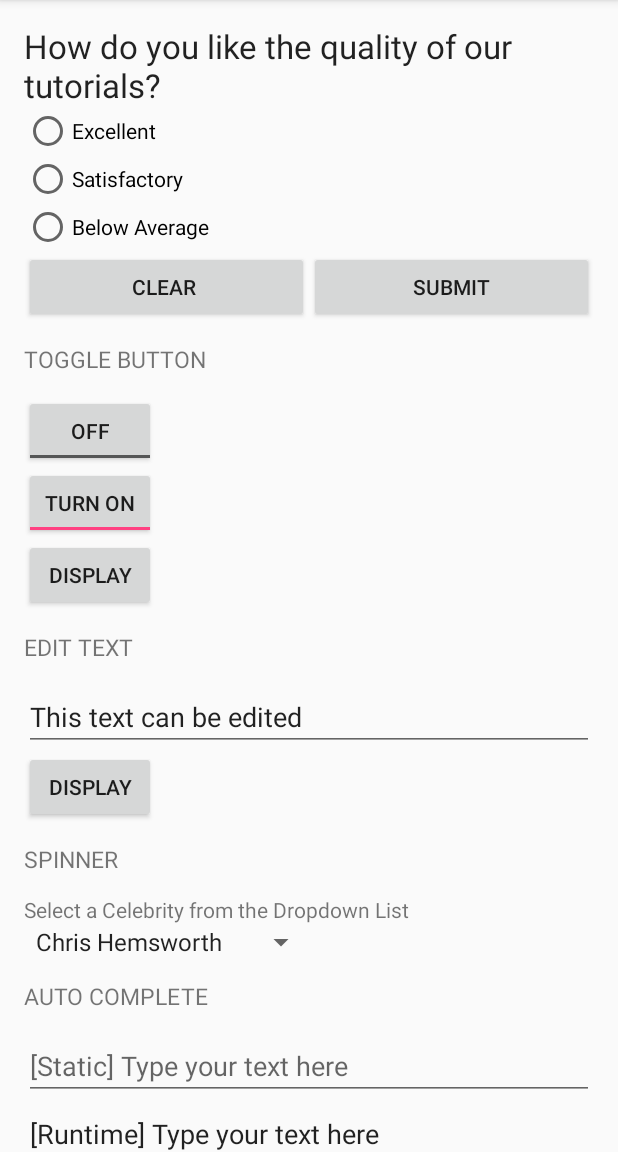
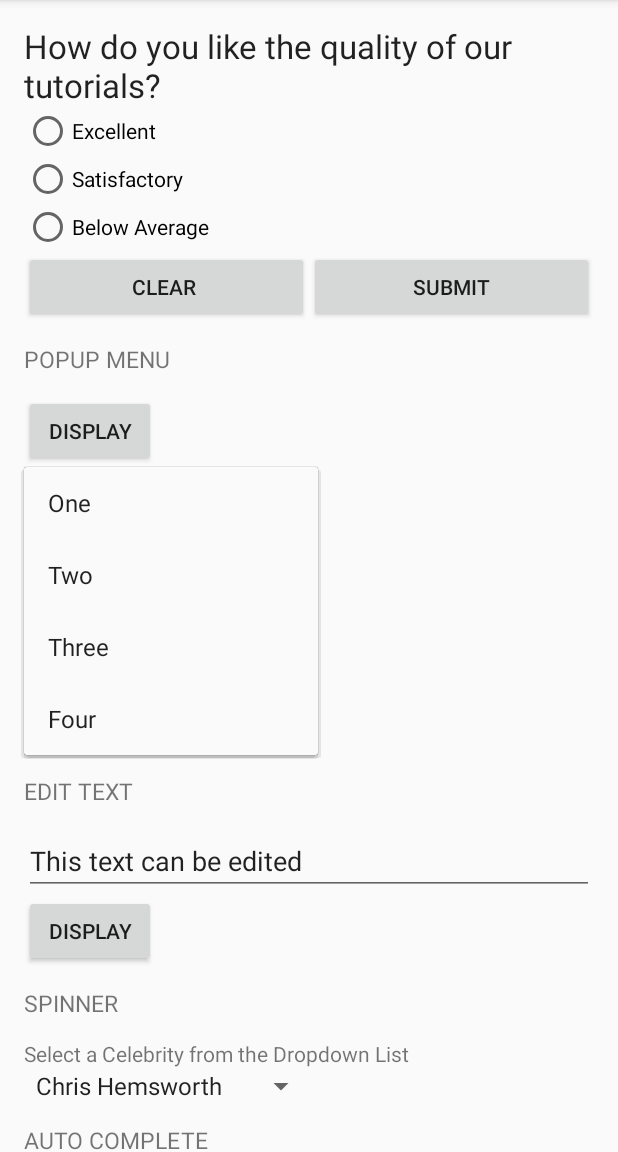
Before and after one commit to lukyth/anything, an Android app: the screen it shows after launch (MainActivity), after a tap on "DISPLAY", on a phone screen of 412 x 824 dp, the part 84-1236 px from its top. Run offline under Robolectric (Android 15) with nearby library versions, the phone set to English and light mode, and no system bars.

Commit message:
Add PopupMenu example

```diff
--- a/app/src/main/java/com/kanitkorn/android/anything/MainActivity.java
+++ b/app/src/main/java/com/kanitkorn/android/anything/MainActivity.java
@@ -14,6 +14,7 @@ import android.widget.Button;
 import android.widget.EditText;
 import android.widget.LinearLayout;
 import android.widget.LinearLayout.LayoutParams;
+import android.widget.PopupMenu;
 import android.widget.RadioButton;
 import android.widget.RadioGroup;
 import android.widget.Spinner;
@@ -26,11 +27,17 @@ import java.util.List;
 public class MainActivity extends AppCompatActivity {
 
     private ToggleButton toggleButton1, toggleButton2;
-    private EditText editText;
+    private EditText editText, editText1;
+    private Button buttonPopupMenu;
 
-    Spinner spinner;
+    private RadioGroup radioGroup;
 
-    String[] celebrities = {
+    private Spinner spinner;
+
+    private List<String> listAutoCompleteRuntime;
+    private AutoCompleteTextView autoCompleteTextViewRuntime;
+
+    private String[] celebrities = {
             "Chris Hemsworth",
             "Jennifer Lawrence",
             "Jessica Alba",
@@ -42,11 +49,7 @@ public class MainActivity extends AppCompatActivity {
             "Vin Diesel"
     };
 
-    List<String> listAutoCompleteRuntime;
-    AutoCompleteTextView autoCompleteTextViewRuntime;
-
-    String str[] = {"Arun", "Mathev", "Vishnu", "Vishal", "Arjun", "Arul", "Balaji", "Babu", "Boopathy", "Godwin", "Nagaraj"};
-    private RadioGroup radioGroup;
+    private String str[] = {"Arun", "Mathev", "Vishnu", "Vishal", "Arjun", "Arul", "Balaji", "Babu", "Boopathy", "Godwin", "Nagaraj"};
 
     @Override
     protected void onCreate(Bundle savedInstanceState) {
@@ -54,6 +57,8 @@ public class MainActivity extends AppCompatActivity {
         setContentView(R.layout.activity_main);
 
         addListenerOnRadioButton();
+
+        addListenerOnPopupMenu();
 
         addListenerOnToggleButton();
 
@@ -65,6 +70,35 @@ public class MainActivity extends AppCompatActivity {
         initAutoCompleteDynamic();
         initAutoCompleteRuntime();
 
+    }
+
+    public void addListenerOnPopupMenu() {
+        buttonPopupMenu = (Button) findViewById(R.id.buttonPopupMenu);
+        buttonPopupMenu.setOnClickListener(new View.OnClickListener() {
+            @Override
+            public void onClick(View v) {
+                // Create the instance of PopupMenu
+                PopupMenu popupMenu = new PopupMenu(MainActivity.this, buttonPopupMenu);
+
+
+                // Inflating the popup using XML file
+                popupMenu.getMenuInflater().inflate(R.menu.popup_menu, popupMenu.getMenu());
+
+                // Registering Popup
+                popupMenu.setOnMenuItemClickListener(new PopupMenu.OnMenuItemClickListener() {
+                    @Override
+                    public boolean onMenuItemClick(MenuItem item) {
+                        Toast.makeText(MainActivity.this, "You clicked : " + item.getTitle(), Toast.LENGTH_LONG).show();
+                        return true;
+                    }
+                });
+
+                // groupID, itemID, order, title
+                popupMenu.getMenu().add(1, 4, 4, "Four");
+
+                popupMenu.show();
+            }
+        });
     }
 
     public void addListenerOnRadioButton() {
@@ -153,7 +187,7 @@ public class MainActivity extends AppCompatActivity {
         listAutoCompleteRuntime.add("Item 3");
 
         autoCompleteTextViewRuntime = (AutoCompleteTextView) findViewById(R.id.autoCompleteTextView2);
-        final EditText editText1 = (EditText) findViewById(R.id.editText1);
+        editText1 = (EditText) findViewById(R.id.editText1);
         Button button1 = (Button) findViewById(R.id.button1);
 
         add();
--- a/app/src/main/res/layout/activity_main.xml
+++ b/app/src/main/res/layout/activity_main.xml
@@ -68,6 +68,16 @@
                 android:onClick="onSubmit"
                 android:text="Submit" />
         </LinearLayout>
+
+        <TextView
+            style="@style/HeaderTextStyle"
+            android:text="@string/popup_menu" />
+
+        <Button
+            android:id="@+id/buttonPopupMenu"
+            android:layout_width="wrap_content"
+            android:layout_height="wrap_content"
+            android:text="@string/btn_display"/>
 
         <TextView
             style="@style/HeaderTextStyle"
--- /dev/null
+++ b/app/src/main/res/menu/popup_menu.xml
@@ -0,0 +1,16 @@
+<?xml version="1.0" encoding="utf-8"?>
+<menu xmlns:android="http://schemas.android.com/apk/res/android" >
+
+    <item
+        android:id="@+id/one"
+        android:title="One"/>
+
+    <item
+        android:id="@+id/two"
+        android:title="Two"/>
+
+    <item
+        android:id="@+id/three"
+        android:title="Three"/>
+
+</menu>
--- a/app/src/main/res/values/strings.xml
+++ b/app/src/main/res/values/strings.xml
@@ -21,4 +21,6 @@
     <string name="menu_red">Red</string>
     <string name="menu_green">Green</string>
     <string name="menu_blue">Blue</string>
+
+    <string name="popup_menu">Popup Menu</string>
 </resources>
```
